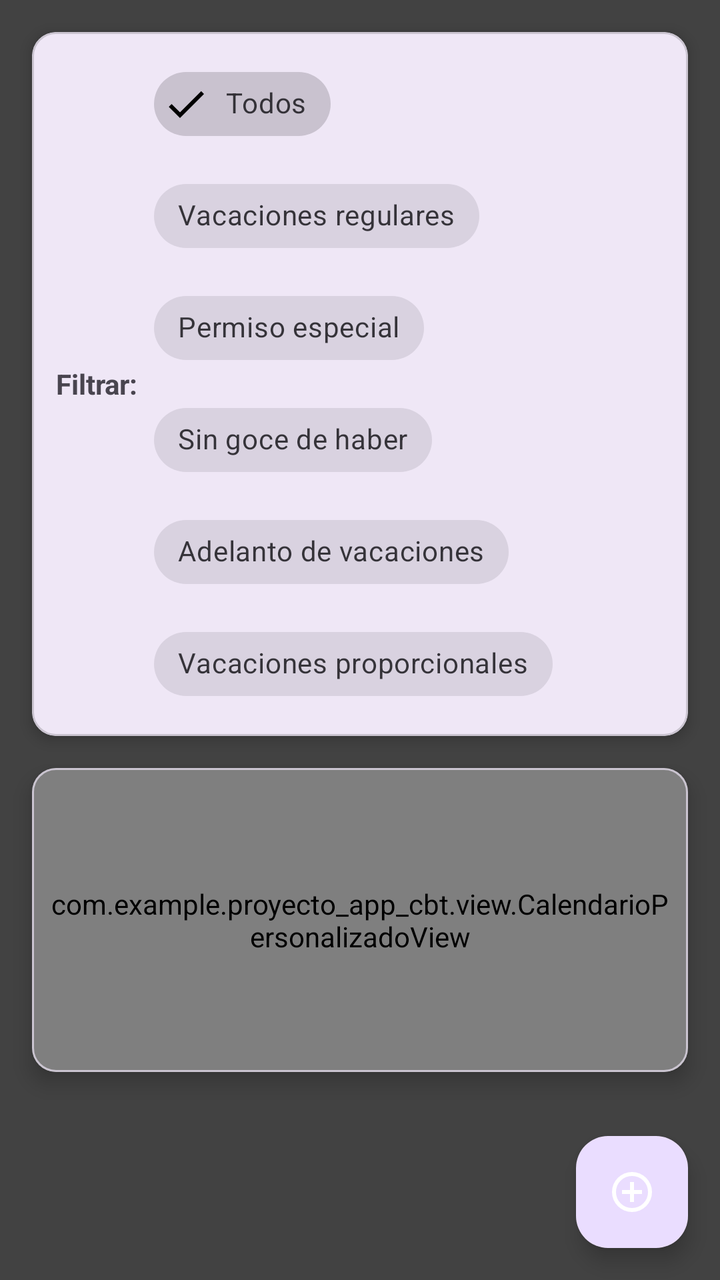
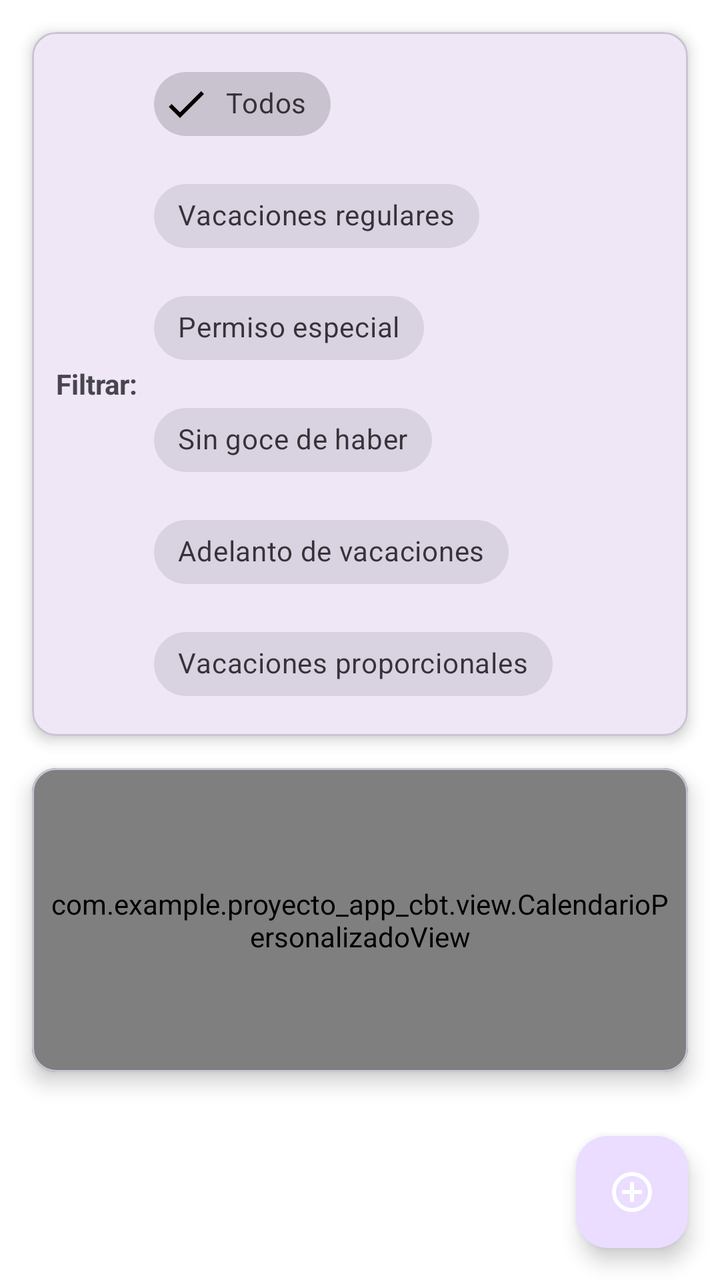

Compare the two renders of this Android layout. The source of the first and the diff that turns it into the second are given below.
<!-- AndroidManifest.xml: application theme Theme.ProyectoAppCBT -->
<!-- res/layout/activity_calendario.xml -->
<?xml version="1.0" encoding="utf-8"?>
<LinearLayout xmlns:android="http://schemas.android.com/apk/res/android"
    xmlns:app="http://schemas.android.com/apk/res-auto"
    android:layout_width="match_parent"
    android:layout_height="match_parent"
    android:orientation="vertical"
    android:background="@color/cardview_dark_background">

    
    <com.google.android.material.card.MaterialCardView
        android:layout_width="match_parent"
        android:layout_height="wrap_content"
        android:layout_margin="16dp"
        app:cardCornerRadius="12dp"
        app:cardElevation="4dp">

        <LinearLayout
            android:layout_width="match_parent"
            android:layout_height="wrap_content"
            android:orientation="horizontal"
            android:padding="12dp"
            android:gravity="center_vertical">

            <TextView
                android:layout_width="wrap_content"
                android:layout_height="wrap_content"
                android:text="Filtrar:"
                android:textSize="14sp"
                android:textStyle="bold"
                android:layout_marginEnd="8dp" />

            <com.google.android.material.chip.ChipGroup
                android:id="@+id/chipGroupFiltros"
                android:layout_width="0dp"
                android:layout_height="wrap_content"
                android:layout_weight="1"
                app:singleSelection="true">

                <com.google.android.material.chip.Chip
                    android:id="@+id/chipTodos"
                    android:layout_width="wrap_content"
                    android:layout_height="wrap_content"
                    android:text="Todos"
                    android:checkable="true"
                    android:checked="true"
                    style="@style/Widget.MaterialComponents.Chip.Filter" />

                <com.google.android.material.chip.Chip
                    android:id="@+id/chipVacacionesRegulares"
                    android:layout_width="wrap_content"
                    android:layout_height="wrap_content"
                    android:text="Vacaciones regulares"
                    android:checkable="true"
                    style="@style/Widget.MaterialComponents.Chip.Filter" />

                <com.google.android.material.chip.Chip
                    android:id="@+id/chipPermisoEspecial"
                    android:layout_width="wrap_content"
                    android:layout_height="wrap_content"
                    android:text="Permiso especial"
                    android:checkable="true"
                    style="@style/Widget.MaterialComponents.Chip.Filter" />

                <com.google.android.material.chip.Chip
                    android:id="@+id/chipSinGoceHaber"
                    android:layout_width="wrap_content"
                    android:layout_height="wrap_content"
                    android:text="Sin goce de haber"
                    android:checkable="true"
                    style="@style/Widget.MaterialComponents.Chip.Filter" />

                <com.google.android.material.chip.Chip
                    android:id="@+id/chipAdelantoVacaciones"
                    android:layout_width="wrap_content"
                    android:layout_height="wrap_content"
                    android:text="Adelanto de vacaciones"
                    android:checkable="true"
                    style="@style/Widget.MaterialComponents.Chip.Filter" />

                <com.google.android.material.chip.Chip
                    android:id="@+id/chipVacacionesProporcionales"
                    android:layout_width="wrap_content"
                    android:layout_height="wrap_content"
                    android:text="Vacaciones proporcionales"
                    android:checkable="true"
                    style="@style/Widget.MaterialComponents.Chip.Filter" />

            </com.google.android.material.chip.ChipGroup>

        </LinearLayout>

    </com.google.android.material.card.MaterialCardView>

    
    <com.google.android.material.card.MaterialCardView
        android:layout_width="match_parent"
        android:layout_height="0dp"
        android:layout_weight="1"
        android:layout_marginHorizontal="16dp"
        android:layout_marginBottom="16dp"
        app:cardCornerRadius="12dp"
        app:cardElevation="6dp">

        <com.example.proyecto_app_cbt.view.CalendarioPersonalizadoView
            android:id="@+id/calendarioPersonalizado"
            android:layout_width="match_parent"
            android:layout_height="match_parent"
            android:padding="8dp" />

    </com.google.android.material.card.MaterialCardView>

    
    <com.google.android.material.floatingactionbutton.FloatingActionButton
        android:id="@+id/fabAgregarSolicitud"
        android:layout_width="wrap_content"
        android:layout_height="wrap_content"
        android:layout_gravity="end"
        android:layout_margin="16dp"
        android:src="@drawable/ic_add"
        app:tint="@android:color/white" />

</LinearLayout>
<!-- resources referenced by this layout -->
<resources>
  <!-- drawable ic_add (drawable) -->
  <vector xmlns:android="http://schemas.android.com/apk/res/android" android:height="24dp" android:tint="#000000" android:viewportHeight="960" android:viewportWidth="960" android:width="24dp">
        
      <path android:fillColor="@android:color/white" android:pathData="M440,680L520,680L520,520L680,520L680,440L520,440L520,280L440,280L440,440L280,440L280,520L440,520L440,680ZM480,880Q397,880 324,848.5Q251,817 197,763Q143,709 111.5,636Q80,563 80,480Q80,397 111.5,324Q143,251 197,197Q251,143 324,111.5Q397,80 480,80Q563,80 636,111.5Q709,143 763,197Q817,251 848.5,324Q880,397 880,480Q880,563 848.5,636Q817,709 763,763Q709,817 636,848.5Q563,880 480,880ZM480,800Q614,800 707,707Q800,614 800,480Q800,346 707,253Q614,160 480,160Q346,160 253,253Q160,346 160,480Q160,614 253,707Q346,800 480,800ZM480,480Q480,480 480,480Q480,480 480,480Q480,480 480,480Q480,480 480,480Q480,480 480,480Q480,480 480,480Q480,480 480,480Q480,480 480,480Z"/>
      
  </vector>
  <style name="Theme.ProyectoAppCBT" parent="Base.Theme.ProyectoAppCBT" />
  <style name="Base.Theme.ProyectoAppCBT" parent="Theme.Material3.DayNight.NoActionBar">
          
          
      </style>
</resources>

<!-- the commit's change to res/layout/activity_calendario.xml (unified diff, before → after) -->
@@ -3,8 +3,8 @@
     xmlns:app="http://schemas.android.com/apk/res-auto"
     android:layout_width="match_parent"
     android:layout_height="match_parent"
-    android:orientation="vertical"
-    android:background="@color/cardview_dark_background">
+    android:background="@color/blanco"
+    android:orientation="vertical">
 
     
     <com.google.android.material.card.MaterialCardView
@@ -17,17 +17,17 @@
         <LinearLayout
             android:layout_width="match_parent"
             android:layout_height="wrap_content"
+            android:gravity="center_vertical"
             android:orientation="horizontal"
-            android:padding="12dp"
-            android:gravity="center_vertical">
+            android:padding="12dp">
 
             <TextView
                 android:layout_width="wrap_content"
                 android:layout_height="wrap_content"
+                android:layout_marginEnd="8dp"
                 android:text="Filtrar:"
                 android:textSize="14sp"
-                android:textStyle="bold"
-                android:layout_marginEnd="8dp" />
+                android:textStyle="bold" />
 
             <com.google.android.material.chip.ChipGroup
                 android:id="@+id/chipGroupFiltros"
@@ -38,52 +38,52 @@
 
                 <com.google.android.material.chip.Chip
                     android:id="@+id/chipTodos"
+                    style="@style/Widget.MaterialComponents.Chip.Filter"
                     android:layout_width="wrap_content"
                     android:layout_height="wrap_content"
-                    android:text="Todos"
                     android:checkable="true"
                     android:checked="true"
-                    style="@style/Widget.MaterialComponents.Chip.Filter" />
+                    android:text="Todos" />
 
                 <com.google.android.material.chip.Chip
                     android:id="@+id/chipVacacionesRegulares"
+                    style="@style/Widget.MaterialComponents.Chip.Filter"
                     android:layout_width="wrap_content"
                     android:layout_height="wrap_content"
-                    android:text="Vacaciones regulares"
                     android:checkable="true"
-                    style="@style/Widget.MaterialComponents.Chip.Filter" />
+                    android:text="Vacaciones regulares" />
 
                 <com.google.android.material.chip.Chip
                     android:id="@+id/chipPermisoEspecial"
+                    style="@style/Widget.MaterialComponents.Chip.Filter"
                     android:layout_width="wrap_content"
                     android:layout_height="wrap_content"
-                    android:text="Permiso especial"
                     android:checkable="true"
-                    style="@style/Widget.MaterialComponents.Chip.Filter" />
+                    android:text="Permiso especial" />
 
                 <com.google.android.material.chip.Chip
                     android:id="@+id/chipSinGoceHaber"
+                    style="@style/Widget.MaterialComponents.Chip.Filter"
                     android:layout_width="wrap_content"
                     android:layout_height="wrap_content"
-                    android:text="Sin goce de haber"
                     android:checkable="true"
-                    style="@style/Widget.MaterialComponents.Chip.Filter" />
+                    android:text="Sin goce de haber" />
 
                 <com.google.android.material.chip.Chip
                     android:id="@+id/chipAdelantoVacaciones"
+                    style="@style/Widget.MaterialComponents.Chip.Filter"
                     android:layout_width="wrap_content"
                     android:layout_height="wrap_content"
-                    android:text="Adelanto de vacaciones"
                     android:checkable="true"
-                    style="@style/Widget.MaterialComponents.Chip.Filter" />
+                    android:text="Adelanto de vacaciones" />
 
                 <com.google.android.material.chip.Chip
                     android:id="@+id/chipVacacionesProporcionales"
+                    style="@style/Widget.MaterialComponents.Chip.Filter"
                     android:layout_width="wrap_content"
                     android:layout_height="wrap_content"
-                    android:text="Vacaciones proporcionales"
                     android:checkable="true"
-                    style="@style/Widget.MaterialComponents.Chip.Filter" />
+                    android:text="Vacaciones proporcionales" />
 
             </com.google.android.material.chip.ChipGroup>
 
@@ -95,9 +95,9 @@
     <com.google.android.material.card.MaterialCardView
         android:layout_width="match_parent"
         android:layout_height="0dp"
-        android:layout_weight="1"
         android:layout_marginHorizontal="16dp"
         android:layout_marginBottom="16dp"
+        android:layout_weight="1"
         app:cardCornerRadius="12dp"
         app:cardElevation="6dp">
 
<!-- resource entries referenced after the edit -->
@@ -1,5 +1,6 @@
 <!-- resources referenced by this layout -->
 <resources>
+  <color name="blanco">#FFFFFF</color>
   <!-- drawable ic_add (drawable) -->
   <vector xmlns:android="http://schemas.android.com/apk/res/android" android:height="24dp" android:tint="#000000" android:viewportHeight="960" android:viewportWidth="960" android:width="24dp">
         
